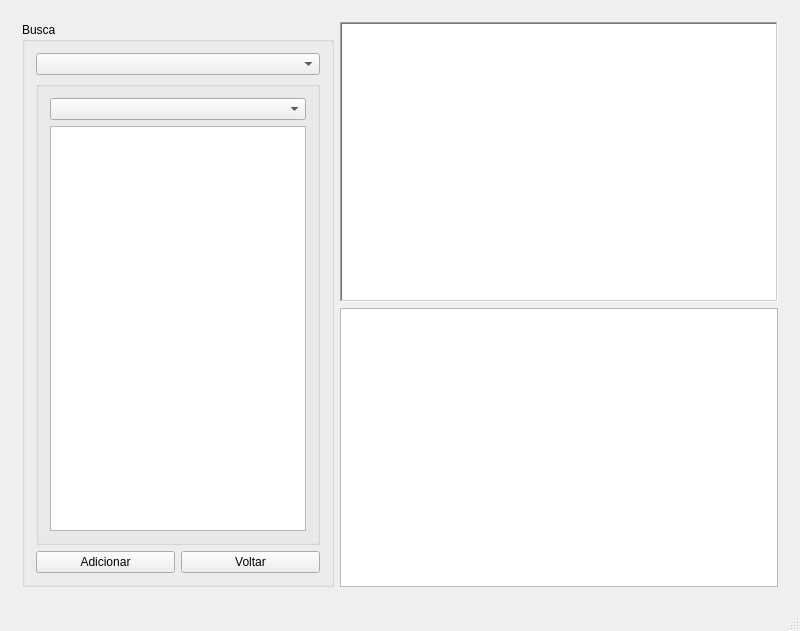
Drakz/tcc-teste, file mainwindow.ui: the form before one commit.
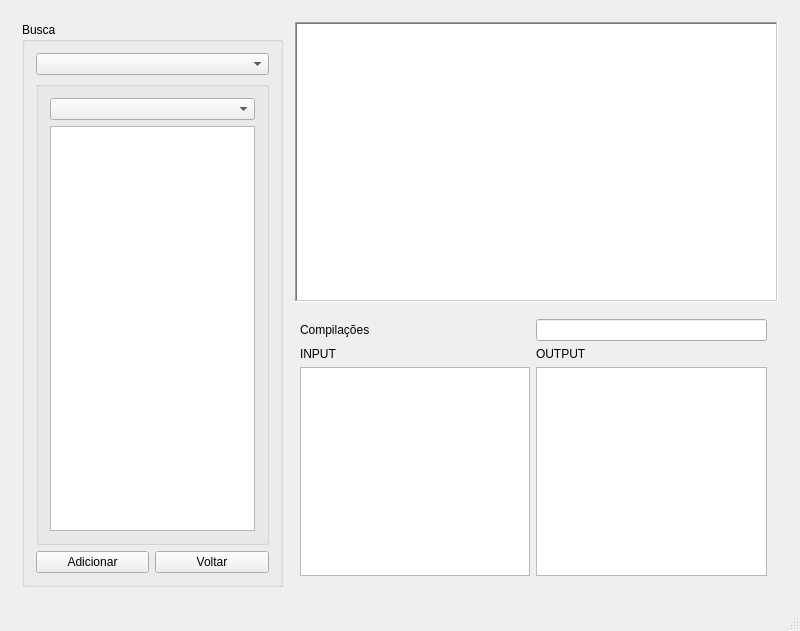
The form after the commit. The open tabs and pages were chosen to show the change. Icons and pictures are not drawn.

Patch:
```diff
--- a/mainwindow.ui
+++ b/mainwindow.ui
@@ -763,6 +763,72 @@
       </widget>
       <widget class="QWidget" name="p_busca_bd">
        <layout class="QGridLayout" name="gridLayout_10">
+        <item row="1" column="1" colspan="2">
+         <widget class="QStackedWidget" name="stacked_bd">
+          <property name="currentIndex">
+           <number>0</number>
+          </property>
+          <widget class="QWidget" name="bd_programacao">
+           <layout class="QGridLayout" name="gridLayout_13">
+            <item row="1" column="1">
+             <widget class="QLabel" name="bd_input">
+              <property name="text">
+               <string>INPUT</string>
+              </property>
+             </widget>
+            </item>
+            <item row="1" column="2">
+             <widget class="QLabel" name="bd_output">
+              <property name="text">
+               <string>OUTPUT</string>
+              </property>
+             </widget>
+            </item>
+            <item row="0" column="1">
+             <widget class="QLabel" name="label_bd_numcomp">
+              <property name="text">
+               <string>Compilações</string>
+              </property>
+             </widget>
+            </item>
+            <item row="0" column="2">
+             <widget class="QLineEdit" name="bd_numcomp">
+              <property name="readOnly">
+               <bool>true</bool>
+              </property>
+             </widget>
+            </item>
+            <item row="2" column="1">
+             <widget class="QListWidget" name="bd_l_input"/>
+            </item>
+            <item row="2" column="2">
+             <widget class="QListWidget" name="bd_l_output"/>
+            </item>
+           </layout>
+          </widget>
+          <widget class="QWidget" name="bd_mult">
+           <layout class="QHBoxLayout" name="horizontalLayout_4">
+            <item>
+             <widget class="QListWidget" name="bd_respmult"/>
+            </item>
+           </layout>
+          </widget>
+          <widget class="QWidget" name="bd_discursiva">
+           <layout class="QHBoxLayout" name="horizontalLayout_5">
+            <item>
+             <widget class="QTextEdit" name="bd_respdiscursiva">
+              <property name="frameShape">
+               <enum>QFrame::WinPanel</enum>
+              </property>
+              <property name="frameShadow">
+               <enum>QFrame::Sunken</enum>
+              </property>
+             </widget>
+            </item>
+           </layout>
+          </widget>
+         </widget>
+        </item>
         <item row="0" column="0" rowspan="2">
          <widget class="QGroupBox" name="groupBox_2">
           <property name="title">
@@ -817,16 +883,19 @@
           </layout>
          </widget>
         </item>
-        <item row="0" column="1">
+        <item row="0" column="2">
          <widget class="QTextEdit" name="enunciado_questao">
           <property name="frameShape">
            <enum>QFrame::WinPanel</enum>
           </property>
+          <property name="frameShadow">
+           <enum>QFrame::Sunken</enum>
+          </property>
+          <property name="readOnly">
+           <bool>true</bool>
+          </property>
          </widget>
         </item>
-        <item row="1" column="1">
-         <widget class="QTextEdit" name="resposta_questao"/>
-        </item>
        </layout>
       </widget>
      </widget>
```
Left out of the diff: 2 changed lines with no effect on the pictures.
